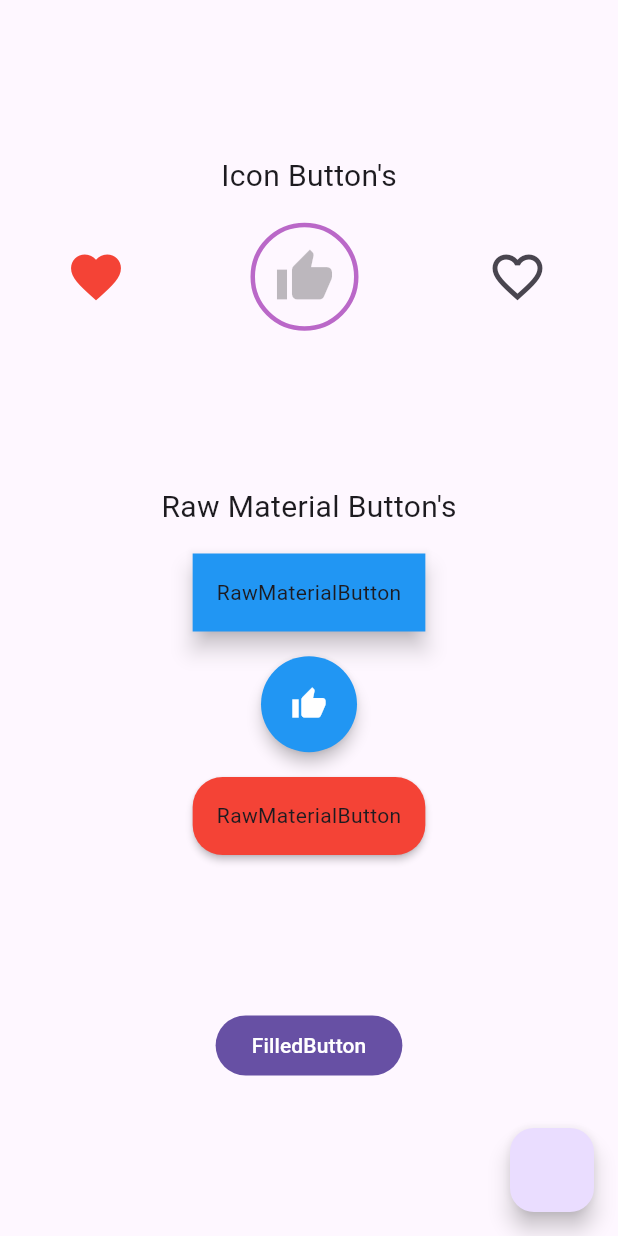
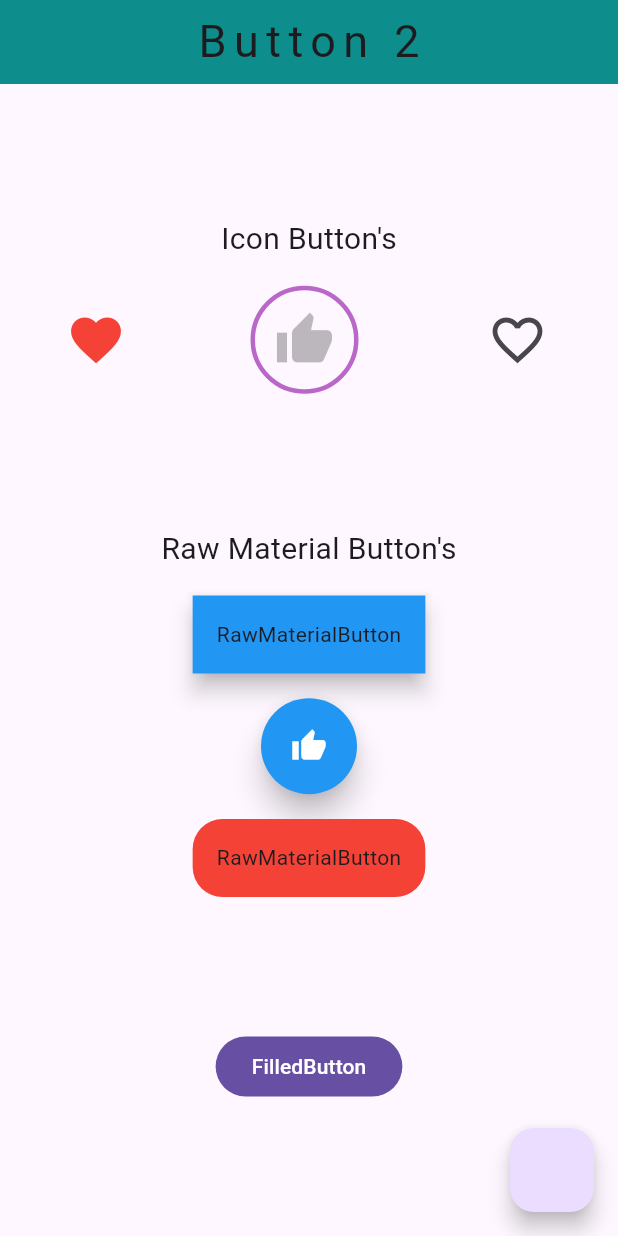
Before and after one commit to Ratndeep1999/buttons, a Flutter app: the screen it shows after launch, on a phone screen of 412 x 824 dp. Run offline on Flutter 3.47's test engine with Material 3 defaults, Android fonts, the phone set to English and light mode, and no system bars.

Commit message:
icon button, toggle icon button add, icon button with style attribute, Raw material button, circular raw material button with icon, material button with rounded corners,

```diff
--- a/lib/buttons2.dart
+++ b/lib/buttons2.dart
@@ -18,8 +18,24 @@ class _Buttons2State extends State<Buttons2> {
   @override
   Widget build(BuildContext context) {
     return Scaffold(
+      appBar: AppBar(
+        backgroundColor: Colors.teal,
+        title: Text(
+          'Button 2',
+          style: TextStyle(
+            fontSize: 30,
+            fontWeight: FontWeight.w400,
+            letterSpacing: 5,
+          ),
+        ),
+        elevation: 8.0,
+        titleSpacing: 2.5,
+        centerTitle: true,
+      ),
+
       /// Floating Action Button
       floatingActionButton: FloatingActionButton(onPressed: () {}),
+
       body: SafeArea(
         child: Center(
           child: Column(
@@ -122,7 +138,10 @@ class _Buttons2State extends State<Buttons2> {
               /// Raw Material Buttons Section
               Column(
                 children: [
-                  Text('Raw Material Button\'s', style: TextStyle(fontSize: 20)),
+                  Text(
+                    'Raw Material Button\'s',
+                    style: TextStyle(fontSize: 20),
+                  ),
                   SizedBox(height: MediaQuery.of(context).size.height * 0.02),
 
                   // Rectangular raw material button
@@ -169,9 +188,10 @@ class _Buttons2State extends State<Buttons2> {
                     onPressed: () {
                       debugPrint("Circular button..!");
                     },
+                    mouseCursor: SystemMouseCursors.noDrop,
                     fillColor: Colors.blue,
                     splashColor: Colors.white,
-                    elevation: 4.0,
+                    elevation: 8.0,
                     shape: CircleBorder(),
                     padding: EdgeInsets.all(20.0),
                     child: Icon(Icons.thumb_up, color: Colors.white),
@@ -182,6 +202,7 @@ class _Buttons2State extends State<Buttons2> {
                     onPressed: () {},
                     padding: EdgeInsets.all(16.0),
                     fillColor: Colors.red,
+                    elevation: 0.0,
                     // Button Shape
                     //shape: CircleBorder(),
                     shape: RoundedRectangleBorder(
```
